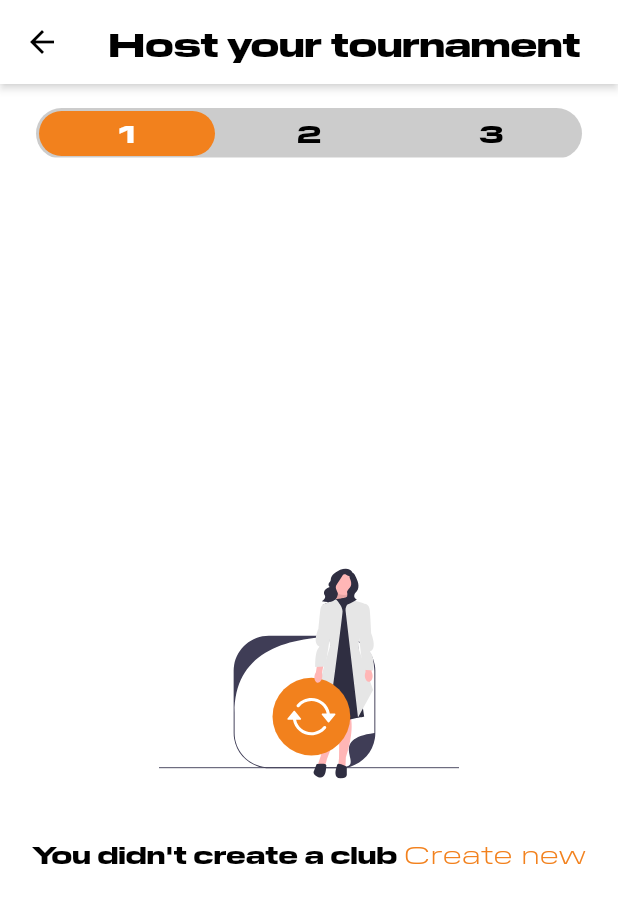
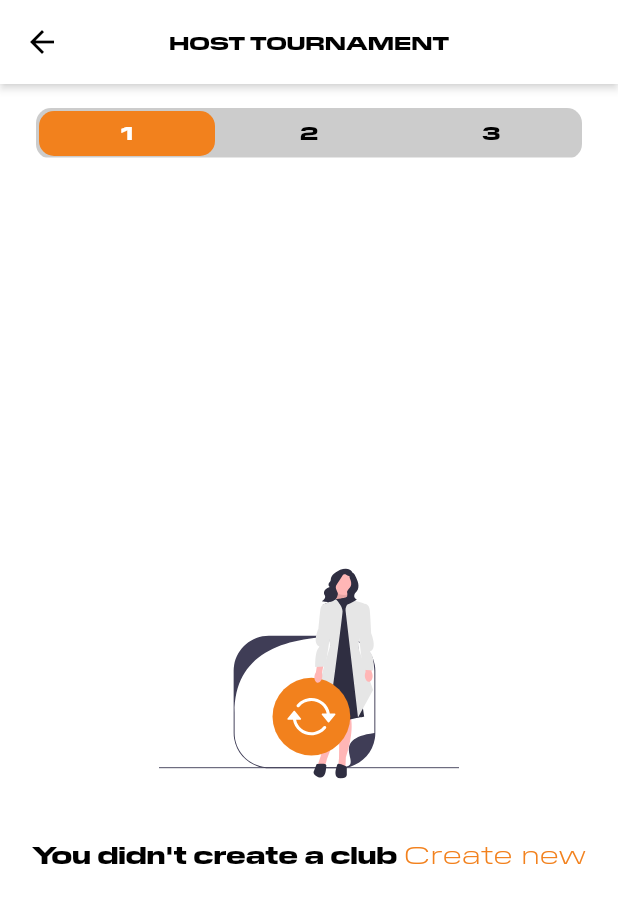
Before and after one commit to Muhammed-Unais/offpitch_app, a Flutter app: the CreateTournamentView screen opened by its route, on a phone screen of 412 x 824 dp. Shown: the top 903 px of the screen. Run offline on Flutter 3.47's test engine with Material 2 defaults, Android fonts, the phone set to English and light mode, and no system bars; our stand-ins replace another_flushbar, dio, email_validator, file_picker, flutter_iconly, flutter_svg and 6 more; missing offline and left inert: cloudinary, razorpay_flutter; accounts and stored records are empty.

Commit message:
hosting screen ui changed and bug fixed

```diff
--- a/lib/features/create_tournament_view/components/creat_tour_image_filed.dart
+++ b/lib/features/create_tournament_view/components/creat_tour_image_filed.dart
@@ -37,7 +37,7 @@ class CreateTournamentImagefield extends StatelessWidget {
                   )
                 : null,
             color: Colors.black.withOpacity(0.2),
-            borderRadius: BorderRadius.circular(5),
+            borderRadius: BorderRadius.circular(AppRadius.borderRadiusS),
           ),
           child: createTorunamentViewModel.images == null
               ? const Icon(
--- a/lib/features/create_tournament_view/components/creat_tour_tabbar.dart
+++ b/lib/features/create_tournament_view/components/creat_tour_tabbar.dart
@@ -24,7 +24,7 @@ class _CreateTournamentViewTabbarState
       decoration: BoxDecoration(
         color: Colors.black.withOpacity(0.2),
         borderRadius: BorderRadius.circular(
-          AppRadius.borderRadiusL,
+          AppRadius.borderRadiusS,
         ),
       ),
       margin: const EdgeInsets.only(
@@ -37,14 +37,18 @@ class _CreateTournamentViewTabbarState
           widget.tabController.index = 0;
         },
         controller: widget.tabController,
-        labelStyle: Theme.of(context).textTheme.titleMedium,
-        splashBorderRadius: BorderRadius.circular(AppRadius.borderRadiusL),
+        labelStyle: const TextStyle(
+          fontSize: 12,
+          fontWeight: FontWeight.bold,
+          fontFamily: "Pilat",
+        ),
+        splashBorderRadius: BorderRadius.circular(AppRadius.borderRadiusS),
         labelColor: AppColors.white,
         indicatorPadding:
             const EdgeInsets.symmetric(vertical: 2, horizontal: 2),
         indicatorSize: TabBarIndicatorSize.tab,
         indicator: BoxDecoration(
-          borderRadius: BorderRadius.circular(AppRadius.borderRadiusL),
+          borderRadius: BorderRadius.circular(AppRadius.borderRadiusS),
           color: AppColors.primary,
         ),
         tabs: const [
--- a/lib/features/create_tournament_view/create_tournament_view.dart
+++ b/lib/features/create_tournament_view/create_tournament_view.dart
@@ -74,9 +74,9 @@ class _CreateTournamentViewState extends State<CreateTournamentView>
             appBar: AppBar(
               shadowColor: AppColors.white,
               elevation: 2,
-              title: Text(
-                "Host your tournament",
-                style: Theme.of(context).textTheme.titleLarge,
+              title: const Text(
+                "HOST TOURNAMENT",
+                style: TextStyle(fontSize: 12,)
               ),
             ),
             body: Column(
--- a/lib/features/create_tournament_view/view_model/create_tournament_view_model.dart
+++ b/lib/features/create_tournament_view/view_model/create_tournament_view_model.dart
@@ -183,6 +183,7 @@ class CreateTournamentViewModel extends ChangeNotifier {
       builder: (context, child) {
         return Theme(
           data: Theme.of(context).copyWith(
+            textTheme:const TextTheme(),
             colorScheme: const ColorScheme.light(
               primary: AppColors.primary,
               onPrimary: AppColors.white,
@@ -259,7 +260,9 @@ class CreateTournamentViewModel extends ChangeNotifier {
       Utils.showCustomFlushbar(context, values['message'], isError: false);
 
       context.read<ExploreViewViewModel>().getExpAndSrchTournmts(
-          query: 'filter=all&limit=45', sortingQuery: "all",);
+            query: 'filter=all&limit=45',
+            sortingQuery: "all",
+          );
 
       context
           .read<UserHostRegTournamentViewModel>()
```
Also changed, not shown: lib/features/create_tournament_view/components/creat_tour_checkbox.dart (+15 -7 lines), lib/features/create_tournament_view/components/creat_tour_tab_one.dart (+28 -3 lines), lib/features/create_tournament_view/components/creat_tour_tab_three.dart (+7 -2 lines), lib/features/create_tournament_view/components/creat_tour_third_fieds.dart (+22 -23 lines), lib/res/components/textformfied_components.dart (+10 -4 lines).
